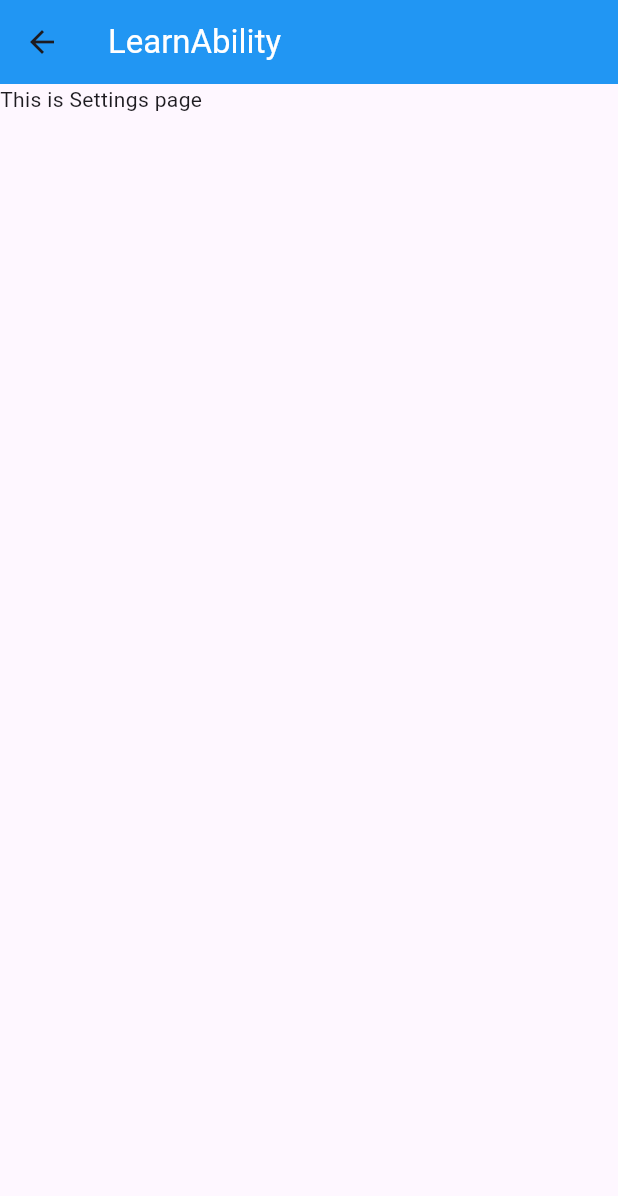
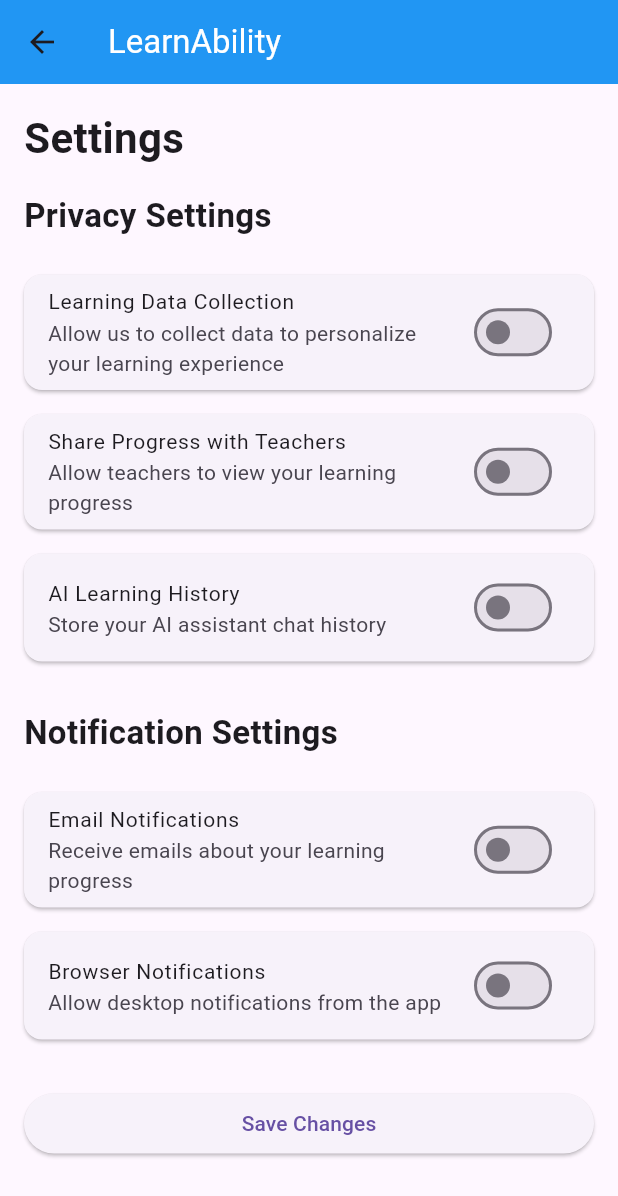
Before and after one commit to 0xteamCookie/LearnAbility, a Flutter app: the screen it shows after launch, in the side drawer, after a tap on "Settings", on a phone screen of 412 x 824 dp. Shown: the top 1196 px of the screen. Run offline on Flutter 3.47's test engine with Material 3 defaults, Android fonts, the phone set to English and light mode, and no system bars; our stand-ins replace flutter_chat_types, flutter_chat_ui, logger.

Commit message:
completed settings page

```diff
--- a/lib/settings_page.dart
+++ b/lib/settings_page.dart
@@ -1,4 +1,7 @@
 import "package:flutter/material.dart";
+import "package:logger/logger.dart";
+
+final Logger logger = Logger();
 
 class SettingsPage extends StatefulWidget {
   const SettingsPage({super.key});
@@ -8,20 +11,144 @@ class SettingsPage extends StatefulWidget {
 }
 
 class _SettingPageState extends State<SettingsPage> {
+  final List<Map<String, dynamic>> _privacySettings = [
+    {
+      "title": "Learning Data Collection",
+      "subtitle": "Allow us to collect data to personalize your learning experience",
+      "value": false,
+      "key": "learningDataCollection",
+    },
+    {
+      "title": "Share Progress with Teachers",
+      "subtitle": "Allow teachers to view your learning progress",
+      "value": false,
+      "key": "shareProgressWithTeachers",
+    },
+    {
+      "title": "AI Learning History",
+      "subtitle": "Store your AI assistant chat history",
+      "value": false,
+      "key": "aiLearningHistory",
+    },
+  ];
+
+  final List<Map<String, dynamic>> _notificationSettings = [
+    {
+      "title": "Email Notifications",
+      "subtitle": "Receive emails about your learning progress",
+      "value": false,
+      "key": "emailNotifications",
+    },
+    {
+      "title": "Browser Notifications",
+      "subtitle": "Allow desktop notifications from the app",
+      "value": false,
+      "key": "browserNotifications",
+    },
+  ];
+
+  void _saveChanges() {
+    // Implement save functionality here
+    logger.d("Changes saved");
+    logger.d({
+      "privacySettings": _privacySettings,
+      "notificationSettings": _notificationSettings,
+    });
+  }
+
+  void _updateSetting(List<Map<String, dynamic>> settingsList, String key, bool value) {
+    setState(() {
+      // Find the setting by key and update its value
+      final setting = settingsList.firstWhere((setting) => setting["key"] == key);
+      setting["value"] = value;
+    });
+  }
+
+
   @override
   Widget build(BuildContext context) {
     return Scaffold(
       appBar: AppBar(
-          backgroundColor: Colors.blue,
+        backgroundColor: Colors.blue,
+        title: Text(
+          "LearnAbility",
+          style: TextStyle(color: Colors.white),
+        ),
+      ),
+      body: ListView(
+        padding: EdgeInsets.all(16.0),
+        children: [
+          const Text(
+            "Settings",
+            style: TextStyle(
+              fontSize: 28,
+              fontWeight: FontWeight.bold,
+            ),
+          ),
+          SizedBox(height: 16),
+          Text(
+            'Privacy Settings',
+            style: TextStyle(fontSize: 22, fontWeight: FontWeight.bold),
+          ),
+          SizedBox(height: 16),
 
-          //APP NAME
-          title: Text(
-            "LearnAbility",
-              style: TextStyle(color: const Color.fromRGBO(255, 255, 255, 1)),
+          for (var setting in _privacySettings) _buildPrivacySettingsCard(setting),
+          SizedBox(height: 24),
+          Text(
+            'Notification Settings',
+            style: TextStyle(fontSize: 22, fontWeight: FontWeight.bold),
           ),
+          SizedBox(height: 16),
+
+          for (var setting in _notificationSettings) _buildNotificationSettingsCard(setting),
+          SizedBox(height: 24),
+          ElevatedButton(
+            onPressed: _saveChanges,
+            child: Text('Save Changes'),
+          ),
+        ],
+      ),
+    );
+  }
+  Widget _buildPrivacySettingsCard(Map<String, dynamic> setting) {
+    return Card(
+      margin: EdgeInsets.symmetric(vertical: 8),
+      child: SwitchListTile(
+        title: Text(
+          setting["title"],
+          style: TextStyle(fontSize: 14),
         ),
+        subtitle: Text(
+          setting["subtitle"],
+          style: TextStyle(fontSize: 14),
+        ),
+        value: setting["value"],
+        onChanged: (value) {
+          _updateSetting(_privacySettings, setting["key"], value);
+        },
+        activeColor: Colors.blue,
+      ),
+    );
+  }
 
-      body: Text("This is Settings page"),
+  Widget _buildNotificationSettingsCard(Map<String, dynamic> setting) {
+    return Card(
+      margin: EdgeInsets.symmetric(vertical: 8),
+      child: SwitchListTile(
+        title: Text(
+          setting["title"],
+          style: TextStyle(fontSize: 14),
+        ),
+        subtitle: Text(
+          setting["subtitle"],
+          style: TextStyle(fontSize: 14),
+        ),
+        value: setting["value"],
+        onChanged: (value) {
+          _updateSetting(_notificationSettings, setting["key"], value);
+        },
+        activeColor: Colors.blue,
+      ),
     );
   }
 }
```
